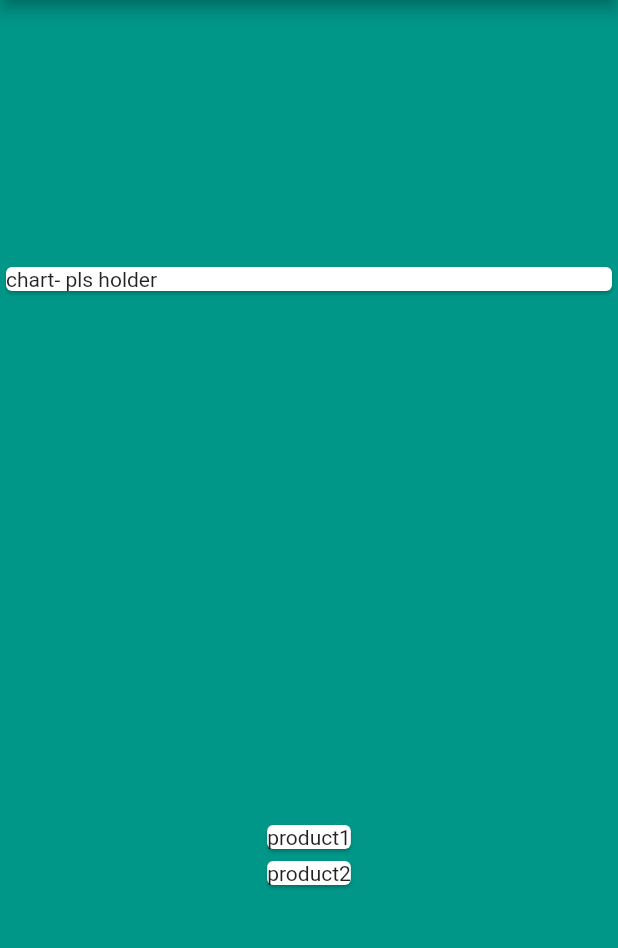
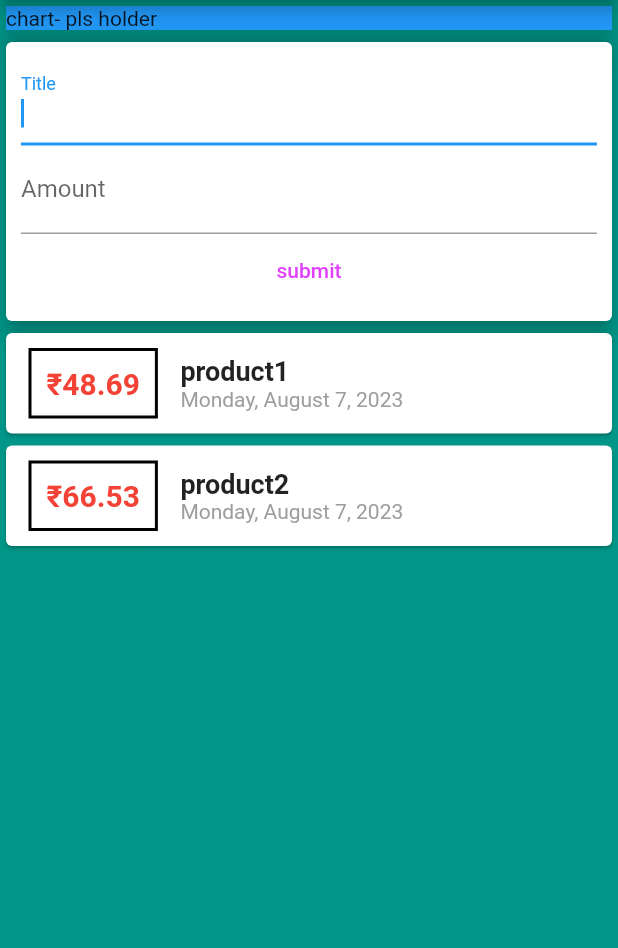
Before and after one commit to kevinpaul468/expense_tracker, a Flutter app: the screen it shows after launch, on a phone screen of 412 x 824 dp, the part 84-1032 px from its top. Run offline on Flutter 3.47's test engine with Material 2 defaults, Android fonts, the phone set to English and light mode, and no system bars.

Commit message:
input button creation started

```diff
--- a/lib/main.dart
+++ b/lib/main.dart
@@ -1,5 +1,6 @@
 import 'package:flutter/material.dart';
 import './transaction.dart';
+import 'package:intl/intl.dart';
 
 void main(){
   runApp(MyApp());
@@ -24,19 +25,86 @@ class MyApp extends StatelessWidget {
             ),
             body: Column(
               crossAxisAlignment: CrossAxisAlignment.stretch,
-              mainAxisAlignment: MainAxisAlignment.spaceAround,
+              // mainAxisAlignment: MainAxisAlignment.start,
               children: <Widget> [
                 Card(
+                  elevation: 7,
                   child: Container(
                       width: double.infinity ,
+                      color: Colors.blue,
 
                       child: Text("chart- pls holder")
                   ),
                 ),
+                Card(
+                  elevation: 5,
+                  child: Container(
+                    padding: EdgeInsets.all(10),
+                    child: Column(
+                      children: [
+                        TextField(
+                            autocorrect: true,
+                          autofocus: true,
+                          decoration: InputDecoration(label: Text("Title")),
+                        ),
+                        TextField(
+                          decoration: InputDecoration(label: Text("Amount")),
+                        ),
+                        TextButton(onPressed: (){
+
+                        },
+                            child: Text("submit",
+                            style: TextStyle(
+                              color: Colors.purpleAccent
+                            ),)
+                        )
+
+                      ],
+                    ),
+                  ),
+                ),
+
                 Column(
                   children: transactions.map((tx){
                     return Card(
-                    child: Text(tx.title),
+                    child: Row(
+                      children: [
+                        Container(
+                          child: Text('₹' +
+                              tx.amount.toString(),
+                            style: TextStyle(
+                              fontWeight: FontWeight.bold ,
+                              fontSize: 20,
+                              color: Colors.red
+                            ),
+
+                          ),
+                          margin: EdgeInsets.symmetric(vertical: 10 , horizontal: 15 ),
+                          decoration: BoxDecoration(border: Border.all(color: Colors.black , width: 2 )),
+                          padding: EdgeInsets.all(10),
+                        ),
+                        Column(
+                          crossAxisAlignment: CrossAxisAlignment.start,
+                          children: [
+                            Text(
+                                tx.title,
+                              style: TextStyle(
+                                fontWeight: FontWeight.bold,
+                                fontSize: 18,
+                                color: Colors.black87
+                              ),
+                            ),
+                            Text(
+                                DateFormat.yMMMMEEEEd().format(tx.date),
+                              style: TextStyle(
+                                color: Colors.grey,
+                                fontWeight: FontWeight.normal
+                              ),
+                            )
+                          ],
+                        )
+                      ],
+                    ),
                     );
                   }).toList(),
                 ),
@@ -44,7 +112,6 @@ class MyApp extends StatelessWidget {
             ),
 
           ),
-
     );
   }
 }
--- a/pubspec.yaml
+++ b/pubspec.yaml
@@ -35,6 +35,7 @@ dependencies:
   # The following adds the Cupertino Icons font to your application.
   # Use with the CupertinoIcons class for iOS style icons.
   cupertino_icons: ^1.0.2
+  intl: ^0.18.1
 
 dev_dependencies:
   flutter_test:
```
Also changed, not shown: lib/transaction.dart (line endings or trailing spaces), pubspec.lock.
